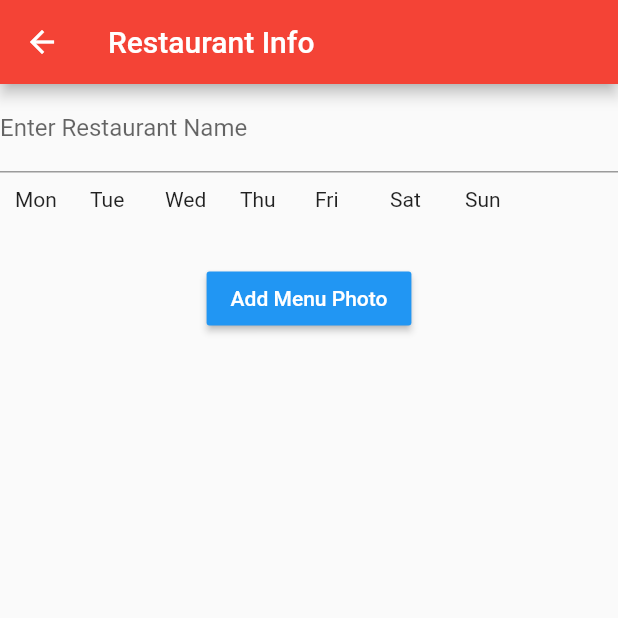
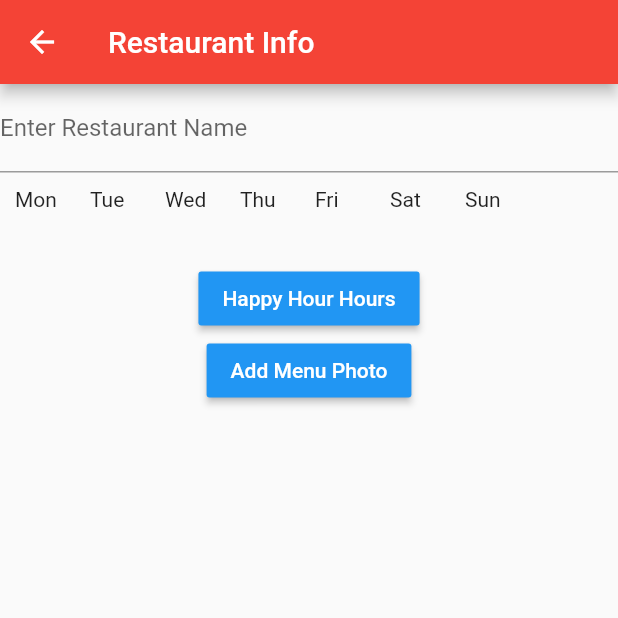
Before and after one commit to jessebelcourt/denver_happy_hour, a Flutter app: the AddMenuView screen opened by its route, on a phone screen of 412 x 824 dp, the top half of it. Run offline on Flutter 3.47's test engine with Material 2 defaults, Android fonts, the phone set to English and light mode, and no system bars; our stand-ins replace firebase_messaging, google_maps_flutter; accounts and stored records are empty.

Commit message:
Added hours widget

```diff
--- a/lib/ui/views/add_menu.dart
+++ b/lib/ui/views/add_menu.dart
@@ -25,14 +25,14 @@ class _AddMenuViewState extends State<AddMenuView> {
             // child: Text('Restaurant Name Input Field'),
           ),
           DaysOfWeek(),
-          // RaisedButton(
-          //   color: Colors.blue,
-          //   textColor: Colors.white,
-          //   child: Text('Happy Hour Hours'),   //Clock Carousel Widget will go here//
-          //   onPressed: () {
-          //     Navigator.pop(context);
-          //   },
-          // ),
+          RaisedButton(
+            color: Colors.blue,
+            textColor: Colors.white,
+            child: Text('Happy Hour Hours'),   //Clock Carousel Widget will go here//
+            onPressed: () {
+              selectTime(context);
+            },
+          ),
           RaisedButton(
             color: Colors.blue,
             textColor: Colors.white,
```
